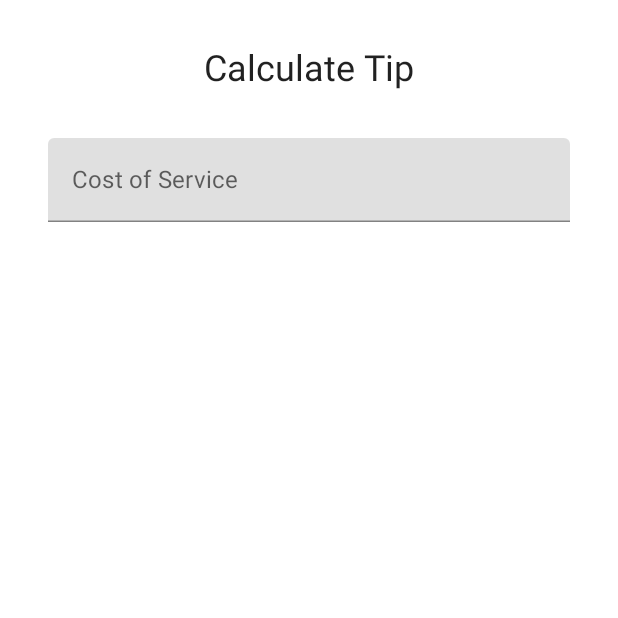
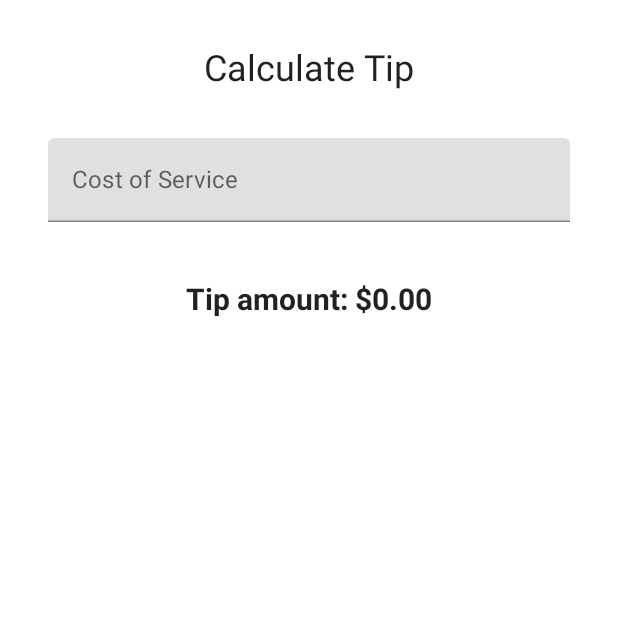
Before and after one commit to stevens681/TipTime, an Android app built with Jetpack Compose: the screen it shows after launch (MainActivity), on a phone screen of 412 x 824 dp, the top half of it. Run offline under Robolectric (Android 15) with nearby library versions, the phone set to English and light mode, and no system bars.

Commit message:
Fully functional

```diff
--- a/app/src/main/java/com/example/tiptime/MainActivity.kt
+++ b/app/src/main/java/com/example/tiptime/MainActivity.kt
@@ -13,11 +13,13 @@ import androidx.compose.runtime.*
 import androidx.compose.ui.Alignment
 import androidx.compose.ui.Modifier
 import androidx.compose.ui.res.stringResource
+import androidx.compose.ui.text.font.FontWeight
 import androidx.compose.ui.text.input.KeyboardType
 import androidx.compose.ui.tooling.preview.Preview
 import androidx.compose.ui.unit.dp
 import androidx.compose.ui.unit.sp
 import com.example.tiptime.ui.theme.TipTimeTheme
+import java.text.NumberFormat
 
 class MainActivity : ComponentActivity() {
     override fun onCreate(savedInstanceState: Bundle?) {
@@ -38,6 +40,10 @@ class MainActivity : ComponentActivity() {
 
 @Composable
 fun TipTimeScreen(){
+    var amountInput by remember { mutableStateOf("") }
+
+    val amount = amountInput.toDoubleOrNull() ?: 0.0
+    val tip = calculateTip(amount)
     Column(
         modifier = Modifier.padding(32.dp),
         verticalArrangement = Arrangement.spacedBy(8.dp)) {
@@ -47,24 +53,34 @@ fun TipTimeScreen(){
             modifier = Modifier.align(Alignment.CenterHorizontally)
         )
         Spacer(Modifier.height(16.dp))
-        EditNumberField()
+        EditNumberField(value = amountInput, onValueChange = { amountInput = it })
+        Spacer(Modifier.height(24.dp))
+        Text(
+            text = stringResource(R.string.tip_amount, tip),
+            modifier = Modifier.align(Alignment.CenterHorizontally),
+            fontSize = 20.sp,
+            fontWeight = FontWeight.Bold
+        )
     }
 }
 
 @Composable
-fun EditNumberField(){
-    var amountInput by remember {
-        mutableStateOf("")
-    }
+fun EditNumberField(value: String, onValueChange: (String) -> Unit){
+
     TextField(
-        value = amountInput,
-        onValueChange = { amountInput = it },
+        value = value,
+        onValueChange = onValueChange ,
         label ={ Text(stringResource(R.string.cost_of_service))},
         modifier = Modifier.fillMaxWidth(),
         singleLine = true,
         keyboardOptions = KeyboardOptions(keyboardType = KeyboardType.Number)
 
     )
+}
+private fun calculateTip(amount: Double, tipPercent: Double = 15.0): String {
+    val tip = tipPercent / 100 * amount
+    return NumberFormat.getCurrencyInstance().format(tip)
+
 }
 @Preview(showBackground = true)
 @Composable
--- a/app/src/main/res/values/strings.xml
+++ b/app/src/main/res/values/strings.xml
@@ -3,4 +3,5 @@
     <string name="calculate_tip">Calculate Tip</string>
     <string name="cost_of_service">Cost of Service</string>
     <string name="tip_amount">Tip amount: %s</string>
+
 </resources>
```
